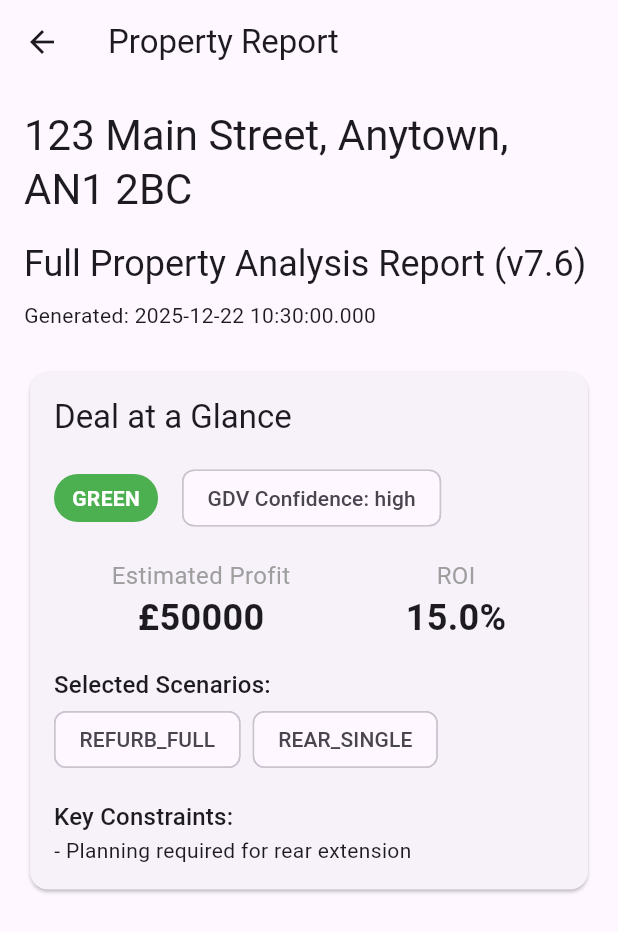
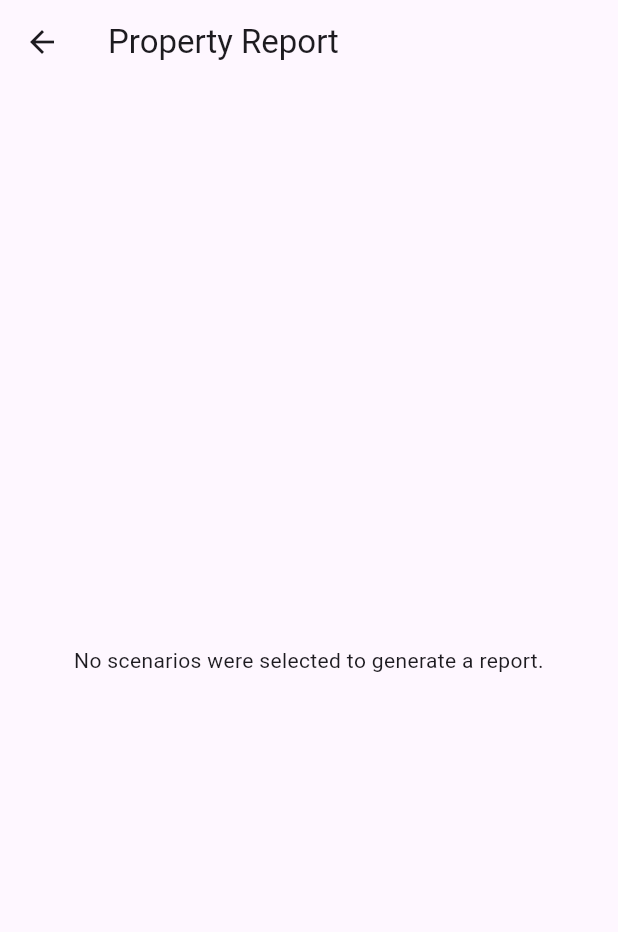
Before and after one commit to propertystalker/prop-flutter, a Flutter app: the ReportScreen screen opened directly with empty values, on a phone screen of 412 x 824 dp. Shown: the top 932 px of the screen. Run offline on Flutter 3.47's test engine with Material 3 defaults, Android fonts, the phone set to English and light mode, and no system bars; our stand-ins replace firebase_core, geolocator, go_router, image_picker, pdf, printing and 3 more; accounts and stored records are empty; network calls fail; statements that could not run were skipped.

```diff
--- a/lib/controllers/report_controller.dart
+++ b/lib/controllers/report_controller.dart
@@ -6,19 +6,20 @@ class ReportController with ChangeNotifier {
 
   PropertyReport? get report => _report;
 
-  Future<void> generateReport(String propertyId) async {
+  Future<void> generateReport(String propertyId, {List<String> scenarios = const []}) async {
     // In a real app, you'd fetch data from your services here
-    // For now, we'll create some dummy data
+    // and filter/calculate based on the selected scenarios.
+    // For now, we'll create some dummy data and pass the scenarios through.
 
     _report = PropertyReport(
       propertyAddress: '123 Main Street, Anytown, AN1 2BC',
       dateGenerated: DateTime.now(),
-      investmentSignal: InvestmentSignal.green,
-      estimatedProfit: 50000,
-      returnOnInvestment: 15.0,
+      investmentSignal: InvestmentSignal.green, // This would be calculated based on scenarios
+      estimatedProfit: 50000, // This would be calculated based on scenarios
+      returnOnInvestment: 15.0, // This would be calculated based on scenarios
       gdvConfidence: GdvConfidence.high,
-      selectedScenarios: ['REFURB_FULL', 'REAR_SINGLE'],
-      keyConstraints: ['Planning required for rear extension'],
+      selectedScenarios: scenarios, // Pass the selected scenarios to the report model
+      keyConstraints: ['Planning required for rear extension'], // This could also be scenario-dependent
     );
 
     notifyListeners();
--- a/lib/screens/admin_screen.dart
+++ b/lib/screens/admin_screen.dart
@@ -129,8 +129,8 @@ class _AdminScreenState extends State<AdminScreen> {
                 ),
                 const SizedBox(height: 24),
                 ElevatedButton(
-                  onPressed: () => context.go('/report/123'),
-                  child: const Text('View Dummy Report'),
+                  onPressed: () => context.go('/select-scenarios/123'),
+                  child: const Text('Generate a Report'),
                 ),
               ],
             ),
--- a/lib/screens/report_screen.dart
+++ b/lib/screens/report_screen.dart
@@ -1,17 +1,22 @@
 import 'package:flutter/material.dart';
-import 'package:myapp/models/report_model.dart';
 import 'package:provider/provider.dart';
 import 'package:myapp/controllers/report_controller.dart';
+import 'package:myapp/models/report_model.dart';
 
 class ReportScreen extends StatelessWidget {
   final String propertyId;
+  final List<String> selectedScenarios;
 
-  const ReportScreen({Key? key, required this.propertyId}) : super(key: key);
+  const ReportScreen({
+    Key? key,
+    required this.propertyId,
+    this.selectedScenarios = const [],
+  }) : super(key: key);
 
   @override
   Widget build(BuildContext context) {
     return ChangeNotifierProvider(
-      create: (_) => ReportController()..generateReport(propertyId),
+      create: (_) => ReportController()..generateReport(propertyId, scenarios: selectedScenarios),
       child: Scaffold(
         appBar: AppBar(
           title: const Text('Property Report'),
@@ -23,6 +28,15 @@ class ReportScreen extends StatelessWidget {
             }
 
             final report = controller.report!;
+
+            if (report.selectedScenarios.isEmpty) {
+              return const Center(
+                child: Text(
+                  'No scenarios were selected to generate a report.',
+                  textAlign: TextAlign.center,
+                ),
+              );
+            }
 
             return SingleChildScrollView(
               padding: const EdgeInsets.all(16.0),
@@ -102,7 +116,7 @@ class ReportScreen extends StatelessWidget {
     );
   }
 
-  Color _getSignalColor(InvestmentSignal signal) {
+    Color _getSignalColor(InvestmentSignal signal) {
     switch (signal) {
       case InvestmentSignal.green:
         return Colors.green;
```
Also changed, not shown: lib/router.dart (+11 -1 lines), lib/screens/scenario_selection_screen.dart (added, +78 -0 lines).
